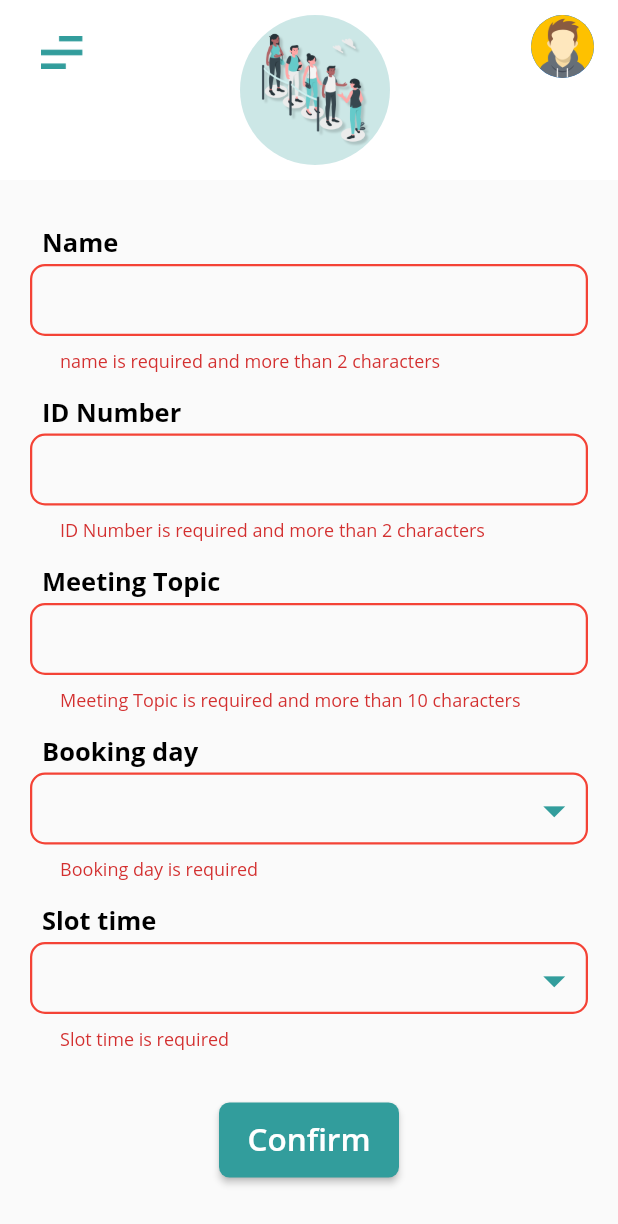
After one commit to ahmeednasr/QueueyApp, a Flutter app: the DoctorMeetingView screen opened directly, after a tap on "Confirm", on a phone screen of 412 x 824 dp. The commit adds this screen. Shown: the top 1224 px of the screen. Run offline on Flutter 3.47's test engine with Material 2 defaults, Android fonts, the phone set to English and light mode, and no system bars; our stand-ins replace dio, flutter_rating_bar, flutter_swiper, image_picker, shared_preferences; accounts and stored records are empty.

Commit message:
we 12/05 ge7o|

```diff
--- /dev/null
+++ b/lib/2 -Algaraiehy/23-doctor meeting/Doctor Meeting Controller.dart
@@ -0,0 +1 @@
+class DoctorMeetingController {}
--- /dev/null
+++ b/lib/2 -Algaraiehy/23-doctor meeting/Doctor Meeting Model.dart
@@ -0,0 +1 @@
+class DoctorMeetingModel {}
--- /dev/null
+++ b/lib/2 -Algaraiehy/23-doctor meeting/Doctor Meeting View.dart
@@ -0,0 +1,409 @@
+import 'package:flutter/material.dart';
+import 'package:queuey/Custom_Widget/MyAppBar.dart';
+import 'package:intl/intl.dart'; // for DateFormat('yyyy/MM/dd')
+
+class DoctorMeetingView extends StatefulWidget {
+  @override
+  _DoctorMeetingViewState createState() => _DoctorMeetingViewState();
+}
+
+class _DoctorMeetingViewState extends State<DoctorMeetingView> {
+  _submitForm() {
+    if (!_formkey.currentState.validate()) {
+      return;
+    }
+    _formkey.currentState.save();
+  }
+
+  DateTime selectedDate = DateTime.now();
+  TextEditingController _textEditingController = TextEditingController();
+  DateTime date;
+  String _name,
+      _id,
+      _meetingTopic,
+      _bookingDay,
+      _slotTime,
+      slotsChosse;
+      // dropdownValue;
+  // _chosenValue
+
+  // List listItems = ['09:00 - 09:30', '09:30 - 10:00', '01:00 - 01:30'];
+  GlobalKey<FormState> _formkey = GlobalKey<FormState>();
+  Widget _suffixIcon() {
+    return IconButton(
+      icon: Icon(
+        Icons.arrow_drop_down,
+        size: 35,
+        color: Theme.of(context).primaryColor,
+      ),
+      onPressed: () {},
+    );
+  }
+
+  Future<void> _selectDate(BuildContext context) async {
+    final now = DateTime.now();
+    final DateTime picked = await showDatePicker(
+        context: context,
+        initialDate: date ?? now,
+        firstDate: now,
+        lastDate: DateTime(2101));
+    if (picked != null && picked != date) {
+      print('hello $picked');
+      setState(() {
+        date = picked;
+      });
+    }
+  }
+
+
+
+  Widget _textField({
+    // DropdownButtonFormField dropDown,
+    TextInputType keyboardType,
+    String labelText,
+    int minLines,
+    int maxLines,
+    Function validator,
+    Widget suffixIcon,
+    Function onsave,
+    Function ontap,
+    TextEditingController controller,
+  }) {
+    return Container(
+      child: Column(
+        crossAxisAlignment: CrossAxisAlignment.center,
+        children: [
+          TextFormField(
+            controller: controller,
+            onTap: ontap,
+            minLines: minLines,
+            maxLines: maxLines,
+            keyboardType: keyboardType,
+            validator: validator,
+            onSaved: onsave,
+            decoration: InputDecoration(
+              suffixIcon: suffixIcon,
+              errorBorder: OutlineInputBorder(
+                  borderRadius: BorderRadius.circular(10),
+                  borderSide: BorderSide(color: Colors.red, width: 1.5)),
+              focusedErrorBorder: OutlineInputBorder(
+                  borderRadius: BorderRadius.circular(10),
+                  borderSide: BorderSide(
+                      color: Theme.of(context).primaryColor, width: 1.5)),
+              enabledBorder: OutlineInputBorder(
+                  borderRadius: BorderRadius.circular(10),
+                  borderSide: BorderSide(color: Colors.black54, width: 1.5)),
+              focusedBorder: OutlineInputBorder(
+                  borderRadius: BorderRadius.circular(10),
+                  borderSide: BorderSide(
+                      color: Theme.of(context).primaryColor, width: 2)),
+              labelText: labelText,
+              labelStyle: TextStyle(
+                  color: Colors.black87,
+                  fontSize: 16,
+                  fontWeight: FontWeight.bold),
+              contentPadding: EdgeInsets.symmetric(vertical: 5, horizontal: 20),
+            ),
+            style: TextStyle(color: Colors.black87, fontSize: 17),
+          ),
+        ],
+      ),
+    );
+  }
+
+  Widget _buildName() {
+    return Column(
+      crossAxisAlignment: CrossAxisAlignment.start,
+      children: [
+        Padding(
+          padding: const EdgeInsets.only(left: 8, bottom: 3),
+          child: Text(
+            'Name',
+            style: TextStyle(
+              fontSize: 17,
+              color: Colors.black,
+              fontWeight: FontWeight.bold,
+            ),
+          ),
+        ),
+        _textField(
+          keyboardType: TextInputType.text,
+          onsave: (value) {
+            setState(() {
+              _name = value;
+            });
+          }, //onsave
+          validator: (value) {
+            if (value.toString().isEmpty || value.toString().length < 2) {
+              return "name is required and more than 2 characters";
+            }
+            return null;
+          },
+        ),
+      ],
+    );
+  } //_buildName()
+
+  Widget _buildID() {
+    return Column(
+      crossAxisAlignment: CrossAxisAlignment.start,
+      children: [
+        Padding(
+          padding: const EdgeInsets.only(left: 8, bottom: 3),
+          child: Text(
+            'ID Number',
+            style: TextStyle(
+              fontSize: 17,
+              color: Colors.black,
+              fontWeight: FontWeight.bold,
+            ),
+          ),
+        ),
+        _textField(
+          keyboardType: TextInputType.number,
+          onsave: (value) {
+            setState(() {
+              _id = value;
+            });
+          },
+          validator: (value) {
+            if (value.toString().isEmpty || value.toString().length < 2) {
+              return "ID Number is required and more than 2 characters";
+            }
+            return null;
+          },
+        ),
+      ],
+    );
+  } //_buildID()
+
+  Widget _buildMeetingTopic() {
+    return Column(
+      crossAxisAlignment: CrossAxisAlignment.start,
+      children: [
+        Padding(
+          padding: const EdgeInsets.only(left: 8, bottom: 3),
+          child: Text(
+            'Meeting Topic',
+            style: TextStyle(
+              fontSize: 17,
+              color: Colors.black,
+              fontWeight: FontWeight.bold,
+            ),
+          ),
+        ),
+        _textField(
+          keyboardType: TextInputType.emailAddress,
+          onsave: (value) {
+            setState(() {
+              _meetingTopic = value;
+            });
+          },
+          validator: (value) {
+            if (value.toString().isEmpty || value.toString().length < 10) {
+              return 'Meeting Topic is required and more than 10 characters';
+            } else {
+              return null;
+            }
+          }, //validator
+        ),
+      ],
+    );
+  } //_buildMeetingTopic()
+
+  Widget _buildBookingDay() {
+    return Column(
+      crossAxisAlignment: CrossAxisAlignment.start,
+      children: [
+        Padding(
+          padding: const EdgeInsets.only(left: 8, bottom: 3),
+          child: Text(
+            'Booking day',
+            style: TextStyle(
+              fontSize: 17,
+              color: Colors.black,
+              fontWeight: FontWeight.bold,
+            ),
+          ),
+        ),
+        _textField(
+          controller: _textEditingController,
+          ontap: () async {
+            // Below line stops keyboard from appearing
+            FocusScope.of(context).requestFocus(new FocusNode());
+            // Show Date Picker Here
+            await _selectDate(context);
+            _textEditingController.text = DateFormat('yyyy/MM/dd').format(date);
+            //setState(() {});
+          },
+          suffixIcon: _suffixIcon(),
+          onsave: (value) {
+            setState(() {
+              _bookingDay = value;
+            });
+          },
+          validator: (value) {
+            if (value.toString().isEmpty /*|| value.toString().length < 10*/) {
+              return 'Booking day is required';
+            } else {
+              return null;
+            }
+          }, //validator
+        ),
+      ],
+    );
+  } //_buildBookingDay()
+
+  Widget _buildSlotTime() {
+    return Column(
+      crossAxisAlignment: CrossAxisAlignment.start,
+      children: [
+        Padding(
+          padding: const EdgeInsets.only(left: 8, bottom: 3),
+          child: Text(
+            'Slot time',
+            style: TextStyle(
+              fontSize: 17,
+              color: Colors.black,
+              fontWeight: FontWeight.bold,
+            ),
+          ),
+        ),
+        _textField(
+          // dropDown: MyDropDown(),
+          suffixIcon: _suffixIcon(),
+          onsave: (value) {
+            setState(() {
+              _slotTime = value;
+            });
+          },
+          validator: (value) {
+            if (value.toString().isEmpty /*|| value.toString().length < 10*/) {
+              return 'Slot time is required';
+            } else {
+              return null;
+            }
+          }, //validator
+        ),
+      ],
+    );
+  } //_buildSlotTime()
+
+  @override
+  Widget build(BuildContext context) {
+    return Scaffold(
+      appBar: MyAppBar(
+        context: context,
+      ),
+      body: ListView(
+        children: [
+          Padding(
+            padding: EdgeInsets.symmetric(horizontal: 20, vertical: 30),
+            child: Form(
+              key: _formkey,
+              child: Column(
+                // mainAxisAlignment: MainAxisAlignment.center,
+                children: [
+                  Padding(
+                    padding: const EdgeInsets.only(bottom: 15),
+                    child: _buildName(),
+                  ),
+                  Padding(
+                    padding: const EdgeInsets.only(bottom: 15),
+                    child: _buildID(),
+                  ),
+                  Padding(
+                    padding: const EdgeInsets.only(bottom: 15),
+                    child: _buildMeetingTopic(),
+                  ),
+                  Padding(
+                    padding: const EdgeInsets.only(bottom: 15),
+                    child: _buildBookingDay(),
+                  ),
+                  Padding(
+                    padding: const EdgeInsets.only(bottom: 15),
+                    child: _buildSlotTime(),
+                  ),
+                  SizedBox(height: 20),
+                  Center(
+                      child: SizedBox(
+                    width: 120,
+                    height: 50,
+                    child: ElevatedButton(
+                      style: ElevatedButton.styleFrom(
+                        shape: RoundedRectangleBorder(
+                          borderRadius: BorderRadius.circular(7),
+                        ),
+                        primary: Theme.of(context).primaryColor, // background
+                        onPrimary: Colors.black, // foreground
+                      ),
+                      onPressed: () {
+                        _submitForm();
+                        if (_formkey.currentState.validate()) {
+                          // Navigator.push(context,MaterialPageRoute(builder: (context) => /*paggge*/()));
+                        }
+                        _formkey.currentState.save();
+                        print(
+                            '$_name $_id $_meetingTopic $_bookingDay $_slotTime');
+                      },
+                      child: Text(
+                        'Confirm',
+                        style: TextStyle(
+                            fontSize: 21,
+                            color: Colors.white,
+                            fontWeight: FontWeight.w600),
+                      ),
+                    ),
+                  )),
+                ],
+              ),
+            ),
+          ),
+        ],
+      ),
+    );
+  }
+}
+
+// class Slots {
+//   int index;
+//   String times;
+
+//   Slots(this.index, this.times);
+
+//   static List<Slots> getCompanies() {
+//     return <Slots>[
+//       Slots(0, '09:00 - 09:30'),
+//       Slots(1, '09:30 - 10:00'),
+//       Slots(2, '01:00 - 01:30'),
+//     ];
+//   }
+// }
+
+// class MyDropDown extends StatefulWidget {
+//   const MyDropDown({
+//     Key key,
+//   }) : super(key: key);
+
+//   @override
+//   _MyDropDownState createState() => _MyDropDownState();
+// }
+
+// class _MyDropDownState extends State<MyDropDown> {
+//   String selected;
+//   @override
+//   Widget build(BuildContext context) {
+//     return DropdownButtonFormField<String>(
+//       value: selected,
+//       items: ["A", "B", "C"]
+//           .map((label) => DropdownMenuItem(
+//                 child: Text(label),
+//                 value: label,
+//               ))
+//           .toList(),
+//       onChanged: (value) {
+//         setState(() => selected = value);
+//       },
+//     );
+//   }
+// }
--- a/lib/3 -Nasr/Login/Login View.dart
+++ b/lib/3 -Nasr/Login/Login View.dart
@@ -198,7 +198,7 @@ class _LoginViewState extends State<LoginView> {
                 'QueueY',
                 style: TextStyle(
                   color: Theme.of(context).primaryColor,
-                  fontStyle: FontStyle.italic,
+                  // fontStyle: FontStyle.italic,
                   fontSize: 48,
                 ),
               ),
--- a/lib/main.dart
+++ b/lib/main.dart
@@ -2,6 +2,7 @@ import 'package:flutter/material.dart';
 import 'package:flutter/services.dart';
 
 import 'package:queuey/SplashScreen.dart';
+
 
 void main() {
   WidgetsFlutterBinding.ensureInitialized();
--- a/pubspec.yaml
+++ b/pubspec.yaml
@@ -21,7 +21,7 @@ environment:
   sdk: ">=2.7.0 <3.0.0"
 
 dependencies:
-  # pin_entry_text_field: ^0.1.4
+  intl: ^0.17.0
   flutter_swiper: ^1.1.6
   flutter_rating_bar: ^4.0.0
   image_picker: ^0.7.4
```
Also changed, not shown: pubspec.lock.
